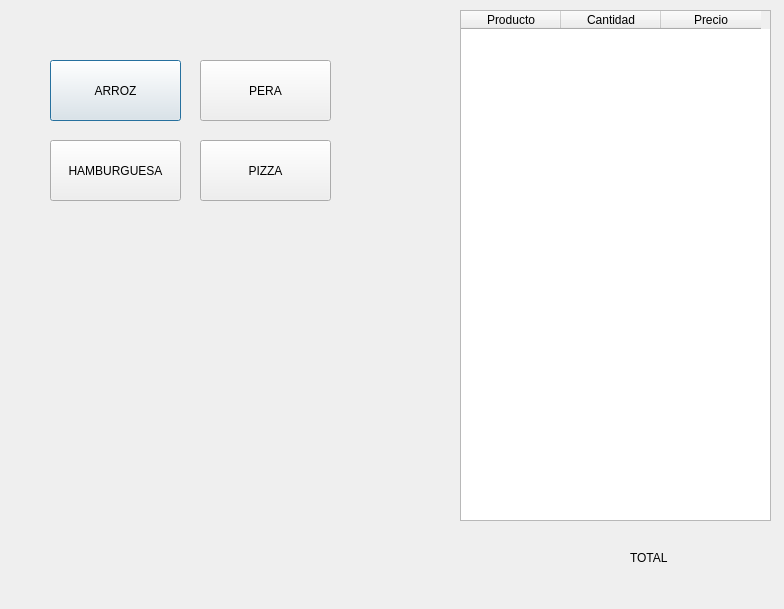
Before: the Qt Designer form Ui/u_mesa1.ui in Kodegmxz/Proyecto, drawn with Qt 5.
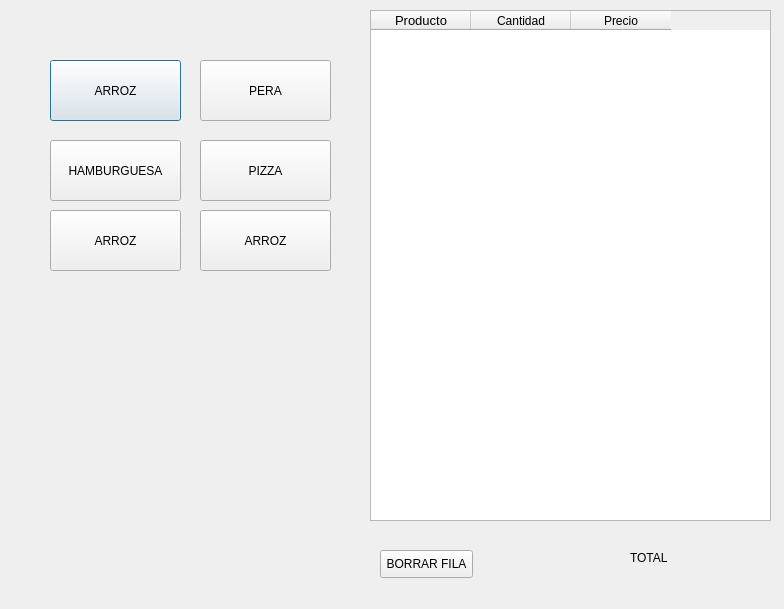
After: the same form once the commit is applied.

```diff
--- a/Ui/u_mesa1.ui
+++ b/Ui/u_mesa1.ui
@@ -16,9 +16,9 @@
   <widget class="QTableWidget" name="cuenta1">
    <property name="geometry">
     <rect>
-     <x>460</x>
+     <x>370</x>
      <y>10</y>
-     <width>311</width>
+     <width>401</width>
      <height>511</height>
     </rect>
    </property>
@@ -26,6 +26,11 @@
     <property name="text">
      <string>Producto</string>
     </property>
+    <property name="font">
+     <font>
+      <pointsize>10</pointsize>
+     </font>
+    </property>
    </column>
    <column>
     <property name="text">
@@ -103,6 +108,45 @@
     <string>PIZZA</string>
    </property>
   </widget>
+  <widget class="QPushButton" name="borrar">
+   <property name="geometry">
+    <rect>
+     <x>380</x>
+     <y>550</y>
+     <width>93</width>
+     <height>28</height>
+    </rect>
+   </property>
+   <property name="text">
+    <string>BORRAR FILA</string>
+   </property>
+  </widget>
+  <widget class="QPushButton" name="arroz1_2">
+   <property name="geometry">
+    <rect>
+     <x>200</x>
+     <y>210</y>
+     <width>131</width>
+     <height>61</height>
+    </rect>
+   </property>
+   <property name="text">
+    <string>ARROZ</string>
+   </property>
+  </widget>
+  <widget class="QPushButton" name="arroz1_3">
+   <property name="geometry">
+    <rect>
+     <x>50</x>
+     <y>210</y>
+     <width>131</width>
+     <height>61</height>
+    </rect>
+   </property>
+   <property name="text">
+    <string>ARROZ</string>
+   </property>
+  </widget>
  </widget>
  <resources/>
  <connections/>
```
